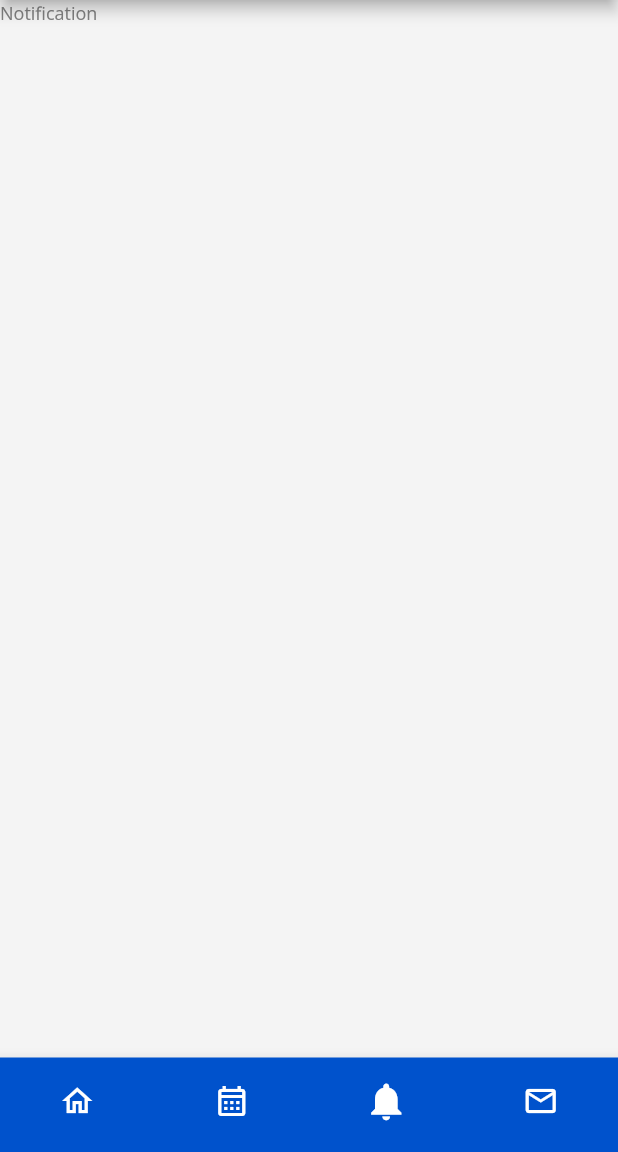
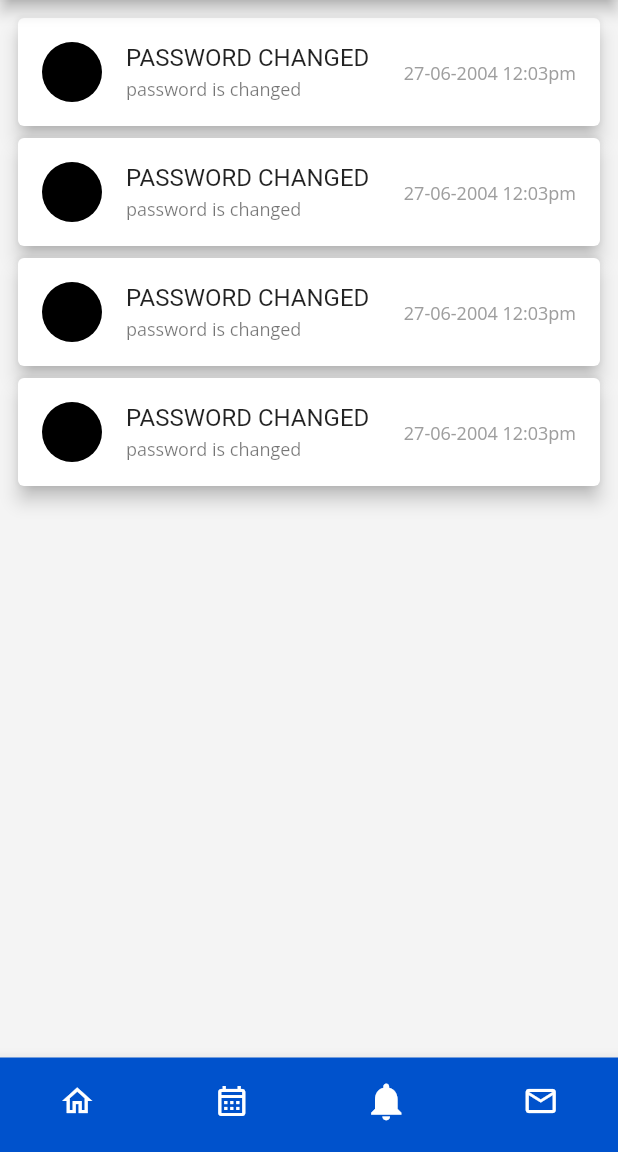
Before and after one commit to PrerakGada/need-for-code-33, a Flutter app: the screen it shows after launch, swiped to page 3, on a phone screen of 412 x 824 dp, the part 84-1236 px from its top. Run offline on Flutter 3.47's test engine with Material 2 defaults, Android fonts, the phone set to English and light mode, and no system bars; our stand-ins replace cloud_firestore, firebase_auth, firebase_core, fl_chart, google_fonts and 2 more; missing offline and left inert: dart:ffi; accounts and stored records are empty; network calls fail.

Commit message:
NNotification Screen Sorted

```diff
--- a/lib/screens/notifications_screen.dart
+++ b/lib/screens/notifications_screen.dart
@@ -1,7 +1,9 @@
 import 'package:flutter/material.dart';
 
+import '../theme.dart';
 import '../widgets/bottom_bar.dart';
 import '../widgets/main_drawer.dart';
+import 'dashboard_screen.dart';
 
 class NotificationsScreen extends StatelessWidget {
   static const String id = 'NotificationScreen';
@@ -10,6 +12,69 @@ class NotificationsScreen extends StatelessWidget {
 
   @override
   Widget build(BuildContext context) {
-    return Text('Notification');
+    var list = ['PENDING ASSIGNMENTS', 'PASSWORD CHANGED'];
+    return Container(
+      child: Padding(
+        padding: EdgeInsets.all(8.0),
+        child: Column(
+          children: [
+            Card(
+              elevation: 5,
+              child: ListTile(
+                leading: CircleAvatar(
+                  backgroundColor: Colors.black,
+                ),
+                title: Text(list[1]),
+                subtitle: Text('password is changed'),
+                trailing: Text('27-06-2004 12:03pm',
+                  style: TextStyle(
+                    color: Colors.grey,
+                  ),),
+              ),
+            ),
+            Card(
+              elevation: 5,
+              child: ListTile(
+                leading: CircleAvatar(
+                  backgroundColor: Colors.black,
+                ),
+                title: Text(list[1]),
+                subtitle: Text('password is changed'),
+                trailing: Text('27-06-2004 12:03pm',
+                  style: TextStyle(
+                    color: Colors.grey,
+                  ),),
+              ),
+            ),                Card(
+              elevation: 5,
+              child: ListTile(
+                leading: CircleAvatar(
+                  backgroundColor: Colors.black,
+                ),
+                title: Text(list[1]),
+                subtitle: Text('password is changed'),
+                trailing: Text('27-06-2004 12:03pm',
+                  style: TextStyle(
+                    color: Colors.grey,
+                  ),),
+              ),
+            ),                Card(
+              elevation: 5,
+              child: ListTile(
+                leading: CircleAvatar(
+                  backgroundColor: Colors.black,
+                ),
+                title: Text(list[1]),
+                subtitle: Text('password is changed'),
+                trailing: Text('27-06-2004 12:03pm',
+                  style: TextStyle(
+                    color: Colors.grey,
+                  ),),
+              ),
+            ),
+          ],
+        ),
+      ),
+    );
   }
 }
```
